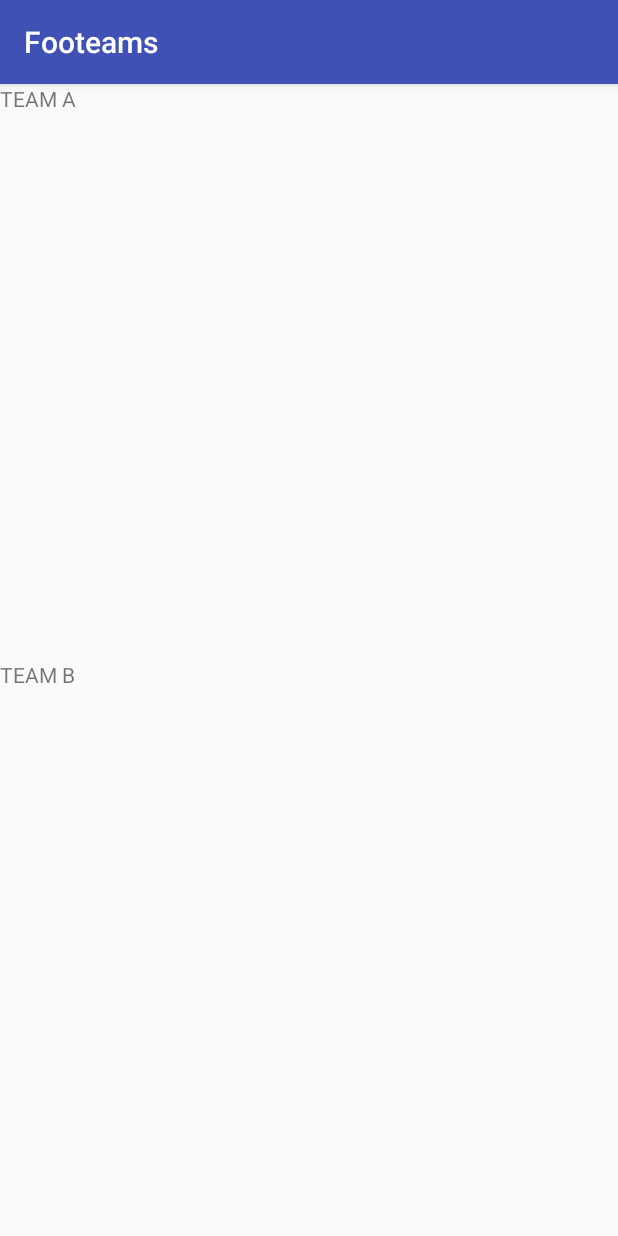
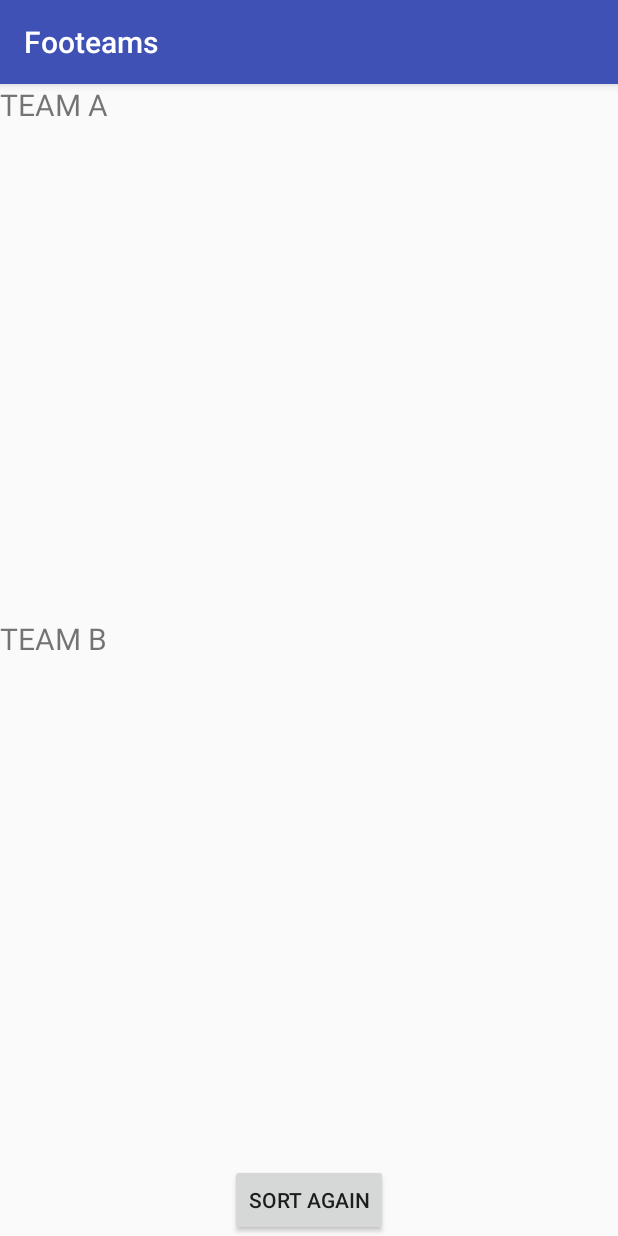
Before and after one commit to ShankarAnbalagan/Footeam, an Android app: the RandomTeamSorter screen opened directly, with no data from a screen before it, on a phone screen of 412 x 824 dp. Run offline under Robolectric (Android 15) with nearby library versions, the phone set to English and light mode, and no system bars; 1 statement that could not run was skipped.

Commit message:
Stable version 1.0s

```diff
--- a/app/src/main/AndroidManifest.xml
+++ b/app/src/main/AndroidManifest.xml
@@ -6,7 +6,6 @@
         android:allowBackup="true"
         android:icon="@mipmap/ic_launcher"
         android:label="@string/app_name"
-        android:roundIcon="@mipmap/ic_launcher_round"
         android:supportsRtl="true"
         android:theme="@style/AppTheme">
         <activity
--- a/app/src/main/java/com/example/android/footeamsv1/RandomTeamSorter.java
+++ b/app/src/main/java/com/example/android/footeamsv1/RandomTeamSorter.java
@@ -3,7 +3,9 @@ package com.example.android.footeamsv1;
 import android.content.Intent;
 import android.support.v7.app.AppCompatActivity;
 import android.os.Bundle;
+import android.view.View;
 import android.widget.ArrayAdapter;
+import android.widget.Button;
 import android.widget.ListView;
 
 import java.util.ArrayList;
@@ -11,6 +13,7 @@ import java.util.ArrayList;
 public class RandomTeamSorter extends AppCompatActivity {
 
     ListView show_team_a, show_team_b;
+    Button sortAgain;
     ArrayList<String> player_list=new ArrayList<>();
     ArrayList<String> display_name_list=new ArrayList<>();
     Sorter sorter = new Sorter();
@@ -26,14 +29,28 @@ public class RandomTeamSorter extends AppCompatActivity {
 
         sorter.sorterFunction(player_list.size());
 
+        sortAgain=(Button)findViewById(R.id.reSort);
         show_team_a=(ListView)findViewById(R.id.teama);
         show_team_b=(ListView)findViewById(R.id.teamb);
 
+        makeTeams();
+
+        sortAgain.setOnClickListener(new View.OnClickListener() {
+            @Override
+            public void onClick(View v) {
+                sorter.sorterFunction(player_list.size());
+                makeTeams();
+            }
+        });
+
+
+    }
+
+    public void makeTeams(){
         fillTeamList(sorter.random_order_a);
         populateTeam(show_team_a);
         fillTeamList(sorter.random_order_b);
         populateTeam(show_team_b);
-
     }
 
     public void fillTeamList(int random_list[]){
--- a/app/src/main/res/layout/activity_random_team_sorter.xml
+++ b/app/src/main/res/layout/activity_random_team_sorter.xml
@@ -9,6 +9,7 @@
     <TextView
         android:id="@+id/TeamA"
         android:text="TEAM A"
+        android:textSize="20dp"
         android:layout_width="match_parent"
         android:layout_height="wrap_content" />
 
@@ -17,11 +18,12 @@
         android:layout_width="match_parent"
         android:layout_height="192dp"
         android:layout_marginTop="19dp"
-        android:layout_weight="1"
+        android:layout_weight="0.94"
         android:padding="20dp" />
     <TextView
         android:id="@+id/TeamB"
         android:text="TEAM B"
+        android:textSize="20dp"
         android:layout_width="match_parent"
         android:layout_height="wrap_content" />
 
@@ -32,5 +34,11 @@
         android:layout_marginTop="19dp"
         android:layout_weight="1"
         android:padding="20dp" />
+    <Button
+        android:id="@+id/reSort"
+        android:layout_width="wrap_content"
+        android:layout_height="wrap_content"
+        android:layout_gravity="center"
+        android:text="Sort again"/>
 
 </LinearLayout>
```
Also changed, not shown: app/src/main/java/com/example/android/footeamsv1/MainActivity.java (+16 -4 lines), app/src/main/res/layout/activity_main.xml (+32 -27 lines), app/src/main/res/drawable/splash.PNG, app/src/main/res/mipmap-hdpi/ic_launcher.png, app/src/main/res/mipmap-mdpi/ic_launcher.png, app/src/main/res/mipmap-xhdpi/ic_launcher.png, app/src/main/res/mipmap-xxhdpi/ic_launcher.png, app/src/main/res/mipmap-xxxhdpi/ic_launcher.png.
